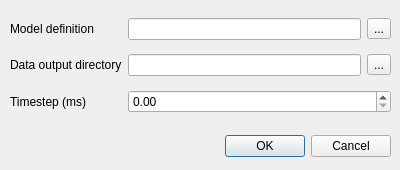
The window that gui/modelsetupdialog.ui (CompEphys-team/rtdo) describes before a commit, drawn with Qt 5.
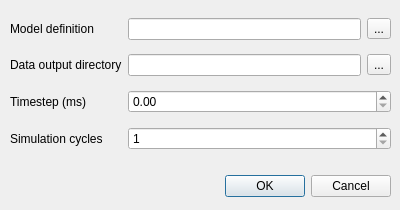
The same window after the commit.

Commit message:
Made performance dialog accessible in experiment mode
Also, moved the compile-time simulation cycles parameter to model setup

What changed in the file:
```diff
--- a/gui/modelsetupdialog.ui
+++ b/gui/modelsetupdialog.ui
@@ -7,7 +7,7 @@
     <x>0</x>
     <y>0</y>
     <width>400</width>
-    <height>170</height>
+    <height>210</height>
    </rect>
   </property>
   <property name="windowTitle">
@@ -17,7 +17,7 @@
    <property name="geometry">
     <rect>
      <x>50</x>
-     <y>130</y>
+     <y>170</y>
      <width>341</width>
      <height>32</height>
     </rect>
@@ -29,13 +29,13 @@
     <set>QDialogButtonBox::Cancel|QDialogButtonBox::Ok</set>
    </property>
   </widget>
-  <widget class="QWidget" name="">
+  <widget class="QWidget" name="layoutWidget">
    <property name="geometry">
     <rect>
      <x>10</x>
      <y>10</y>
      <width>381</width>
-     <height>111</height>
+     <height>151</height>
     </rect>
    </property>
    <layout class="QGridLayout" name="gridLayout">
@@ -90,6 +90,26 @@
       </property>
      </widget>
     </item>
+    <item row="3" column="0">
+     <widget class="QLabel" name="label_4">
+      <property name="text">
+       <string>Simulation cycles</string>
+      </property>
+     </widget>
+    </item>
+    <item row="3" column="1" colspan="2">
+     <widget class="QSpinBox" name="simCycles">
+      <property name="toolTip">
+       <string>&lt;html&gt;&lt;head/&gt;&lt;body&gt;&lt;p&gt;Number of computation cycles per time step. Higher values improve modelling accuracy, but increase simulation time requirements roughly linearly.&lt;/p&gt;&lt;/body&gt;&lt;/html&gt;</string>
+      </property>
+      <property name="minimum">
+       <number>1</number>
+      </property>
+      <property name="maximum">
+       <number>1000</number>
+      </property>
+     </widget>
+    </item>
    </layout>
   </widget>
  </widget>
```
The commit also changes 4 other files.
